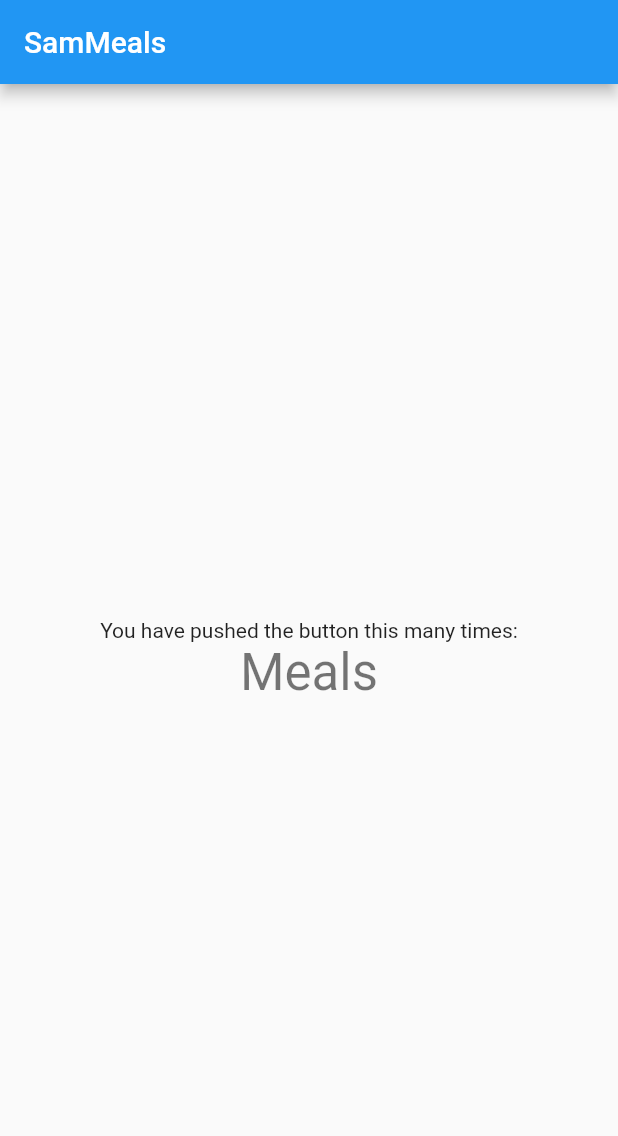
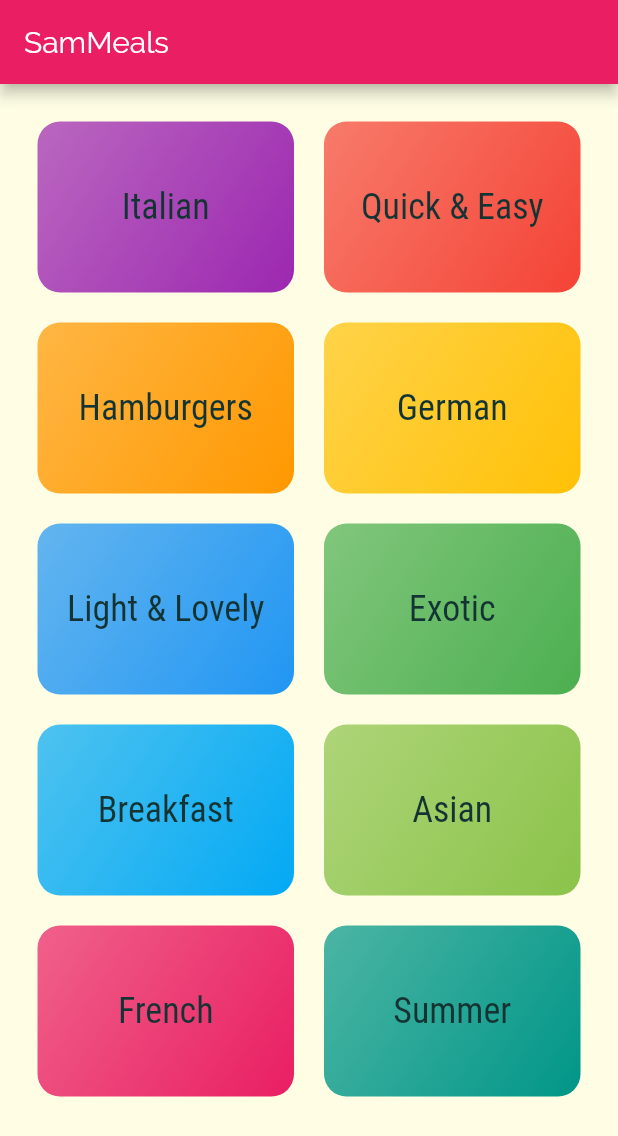
Before and after one commit to Samuel-Bie/daily_meals_flutter_app, a Flutter app: the screen it shows after launch, on a phone screen of 412 x 824 dp. Shown: the top 1136 px of the screen. Run offline on Flutter 3.47's test engine with Material 2 defaults, Android fonts, the phone set to English and light mode, and no system bars.

Commit message:
NamedRoutes navigation

```diff
--- /dev/null
+++ b/lib/categories_screen.dart
@@ -0,0 +1,30 @@
+import 'package:daily_meals/category_item_widget.dart';
+import 'package:flutter/material.dart';
+import 'package:daily_meals/dummy_data.dart';
+
+class CategoriesScreen extends StatelessWidget {
+  @override
+  Widget build(BuildContext context) {
+    return Scaffold(
+      appBar: AppBar(
+        title: const Text('SamMeals'),
+      ),
+      body: GridView(
+        padding: const EdgeInsets.all(25),
+        children: <Widget>[
+          ...DUMMY_CATEGORIES.map((e) {
+            return CategoryItem(
+              category: e,
+            );
+          }).toList()
+        ],
+        gridDelegate: SliverGridDelegateWithMaxCrossAxisExtent(
+          maxCrossAxisExtent: 200,
+          childAspectRatio: 3 / 2,
+          crossAxisSpacing: 20,
+          mainAxisSpacing: 20,
+        ),
+      ),
+    );
+  }
+}
--- /dev/null
+++ b/lib/category_item_widget.dart
@@ -0,0 +1,36 @@
+import 'package:daily_meals/models/category.dart';
+import 'package:flutter/material.dart';
+
+class CategoryItem extends StatelessWidget {
+  final Category category;
+
+  const CategoryItem({Key key, @required this.category}) : super(key: key);
+
+  void _selectCategory(BuildContext context) {
+    Navigator.pushNamed(context, '/category-meals', arguments: category);
+  }
+
+  @override
+  Widget build(BuildContext context) {
+    return InkWell(
+      onTap: () => _selectCategory(context),
+      splashColor: Theme.of(context).primaryColor,
+      borderRadius: BorderRadius.circular(15),
+      child: Container(
+        padding: const EdgeInsets.all(15),
+        child: Center(
+            child: Text(
+          category.title,
+          style: Theme.of(context).textTheme.subtitle1,
+        )),
+        decoration: BoxDecoration(
+            gradient: LinearGradient(
+              colors: [category.color.withOpacity(0.7), category.color],
+              begin: Alignment.topLeft,
+              end: Alignment.bottomRight,
+            ),
+            borderRadius: BorderRadius.circular(15)),
+      ),
+    );
+  }
+}
--- /dev/null
+++ b/lib/category_meals_screen.dart
@@ -0,0 +1,22 @@
+import 'package:flutter/material.dart';
+
+import 'models/category.dart';
+
+class CategoryMealsScreen extends StatelessWidget {
+  // final Category category;
+  // const CategoryMealsScreen( this.category,{Key key}) : super(key: key);
+
+  @override
+  Widget build(BuildContext context) {
+    final routeArgs = ModalRoute.of(context).settings.arguments as Category;
+
+    return Scaffold(
+      appBar: AppBar(
+        title: Text(routeArgs.title),
+      ),
+      body: Center(
+        child: Text('Receitas'),
+      ),
+    );
+  }
+}
--- /dev/null
+++ b/lib/dummy_data.dart
@@ -0,0 +1,56 @@
+import 'package:daily_meals/models/category.dart';
+import 'package:flutter/material.dart';
+
+
+const DUMMY_CATEGORIES = const [
+  Category(
+    id: 'c1',
+    title: 'Italian',
+    color: Colors.purple,
+  ),
+  Category(
+    id: 'c2',
+    title: 'Quick & Easy',
+    color: Colors.red,
+  ),
+  Category(
+    id: 'c3',
+    title: 'Hamburgers',
+    color: Colors.orange,
+  ),
+  Category(
+    id: 'c4',
+    title: 'German',
+    color: Colors.amber,
+  ),
+  Category(
+    id: 'c5',
+    title: 'Light & Lovely',
+    color: Colors.blue,
+  ),
+  Category(
+    id: 'c6',
+    title: 'Exotic',
+    color: Colors.green,
+  ),
+  Category(
+    id: 'c7',
+    title: 'Breakfast',
+    color: Colors.lightBlue,
+  ),
+  Category(
+    id: 'c8',
+    title: 'Asian',
+    color: Colors.lightGreen,
+  ),
+  Category(
+    id: 'c9',
+    title: 'French',
+    color: Colors.pink,
+  ),
+  Category(
+    id: 'c10',
+    title: 'Summer',
+    color: Colors.teal,
+  ),
+];
--- a/lib/main.dart
+++ b/lib/main.dart
@@ -1,3 +1,5 @@
+import 'package:daily_meals/categories_screen.dart';
+import 'package:daily_meals/category_meals_screen.dart';
 import 'package:flutter/material.dart';
 
 void main() {
@@ -11,42 +13,22 @@ class MyApp extends StatelessWidget {
     return MaterialApp(
       title: 'My meals',
       theme: ThemeData(
-        primarySwatch: Colors.blue,
+        primarySwatch: Colors.pink,
+        accentColor: Colors.amber,
+        canvasColor: Color.fromRGBO(255, 254, 229, 1),
+        fontFamily: 'Raleway',
+        textTheme: ThemeData.light().textTheme.copyWith(
+              bodyText1: TextStyle(color: Color.fromRGBO(20, 51, 51, 1)),
+              bodyText2: TextStyle(color: Color.fromRGBO(20, 51, 51, 1)),
+              subtitle1: TextStyle(
+                  fontSize: 24,
+                  fontFamily: 'RobotoCondensed',
+                  color: Color.fromRGBO(20, 51, 51, 1)),
+            ),
         visualDensity: VisualDensity.adaptivePlatformDensity,
       ),
-      home: MyHomePage(),
+      home: CategoriesScreen(),
+      routes: {'/category-meals': (ctx) => CategoryMealsScreen()},
     );
   }
 }
-
-class MyHomePage extends StatefulWidget {
-  MyHomePage({Key key}) : super(key: key);
-  @override
-  _MyHomePageState createState() => _MyHomePageState();
-}
-
-class _MyHomePageState extends State<MyHomePage> {
-  @override
-  Widget build(BuildContext context) {
-    return Scaffold(
-      appBar: AppBar(
-        title: Text('SamMeals'),
-      ),
-      body: Center(
-        child: Column(
-          mainAxisAlignment: MainAxisAlignment.center,
-          children: <Widget>[
-            Text(
-              'You have pushed the button this many times:',
-            ),
-            Text(
-              'Meals',
-              style: Theme.of(context).textTheme.headline4,
-            ),
-          ],
-        ),
-      ),
-      // This trailing comma makes auto-formatting nicer for build methods.
-    );
-  }
-}
--- /dev/null
+++ b/lib/models/category.dart
@@ -0,0 +1,13 @@
+import 'package:flutter/material.dart';
+
+class Category {
+  final String id;
+  final String title;
+  final Color color;
+
+  const Category({
+    @required this.id,
+    @required this.title,
+    this.color = Colors.orange,
+  });
+}
```
